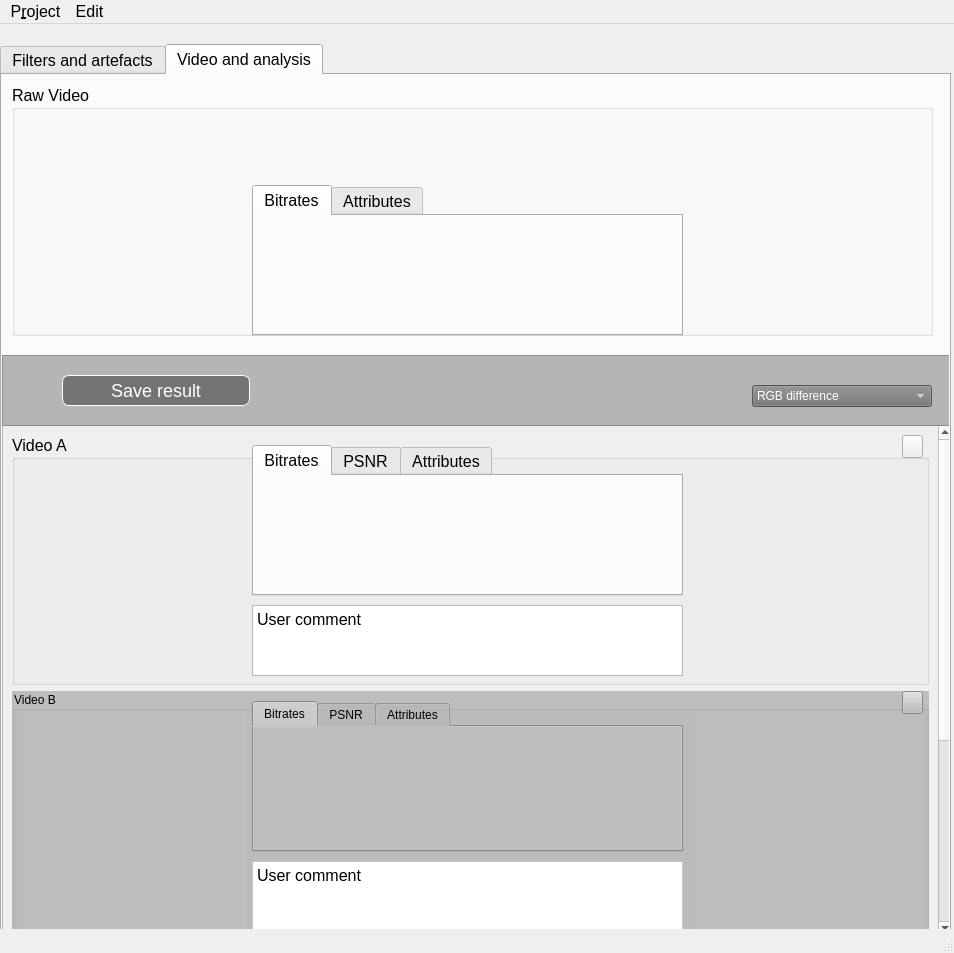
Old version of the form Pflichtenheft/ToViET/GUI.ui in the repository SuppenGeist/pse-ws1516-videoencoder-ta.
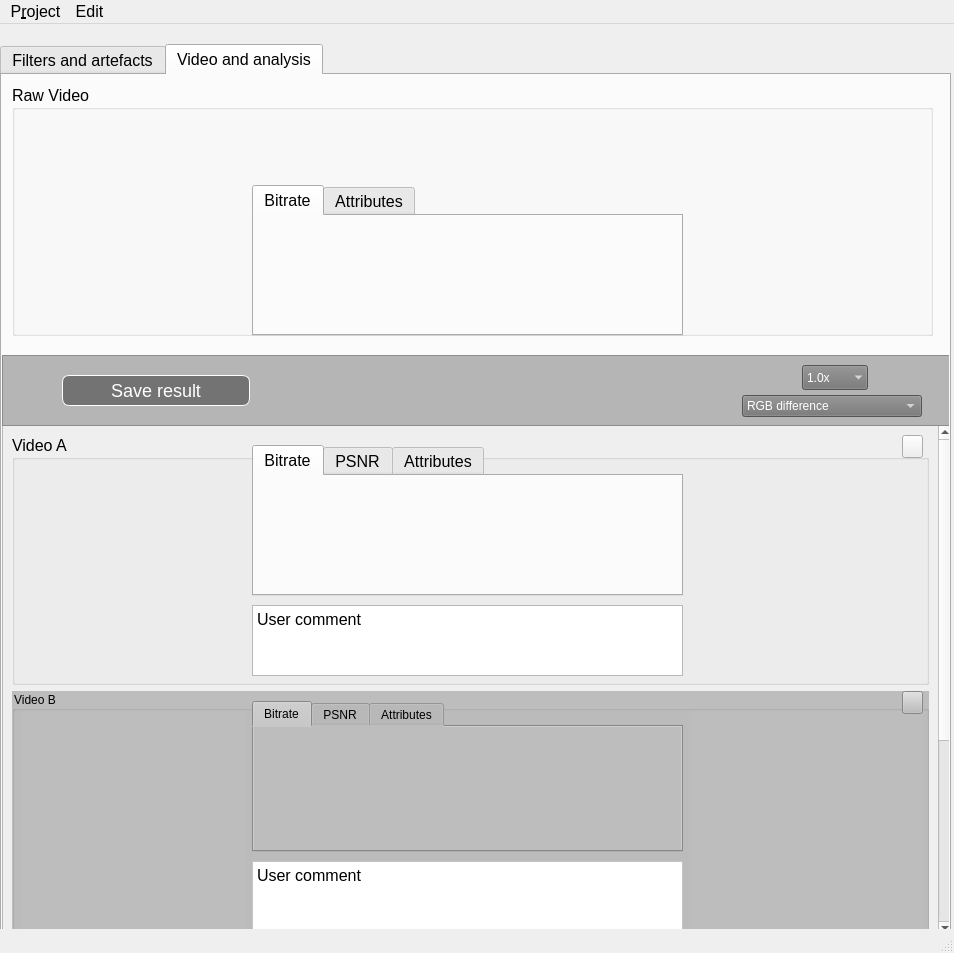
New version of the form. The open tabs and pages were chosen to show the change. Icons and pictures are not drawn.

Commit message: Correct minor errors

```diff
--- a/Pflichtenheft/ToViET/GUI.ui
+++ b/Pflichtenheft/ToViET/GUI.ui
@@ -1175,7 +1175,7 @@
        <property name="geometry">
         <rect>
          <x>0</x>
-         <y>0</y>
+         <y>-254</y>
          <width>932</width>
          <height>816</height>
         </rect>
@@ -1265,7 +1265,7 @@
            </property>
            <widget class="QWidget" name="tab_6">
             <attribute name="title">
-             <string>Bitrates</string>
+             <string>Bitrate</string>
             </attribute>
             <widget class="QLabel" name="label_34">
              <property name="geometry">
@@ -1451,7 +1451,7 @@
            </property>
            <widget class="QWidget" name="tab_11">
             <attribute name="title">
-             <string>Bitrates</string>
+             <string>Bitrate</string>
             </attribute>
             <widget class="QLabel" name="label_44">
              <property name="geometry">
@@ -1839,7 +1839,7 @@
        </property>
        <widget class="QWidget" name="tab_8">
         <attribute name="title">
-         <string>Bitrates</string>
+         <string>Bitrate</string>
         </attribute>
         <widget class="QLabel" name="label_35">
          <property name="geometry">
@@ -1905,8 +1905,8 @@
       <widget class="QComboBox" name="comboBox_2">
        <property name="geometry">
         <rect>
-         <x>750</x>
-         <y>30</y>
+         <x>740</x>
+         <y>40</y>
          <width>180</width>
          <height>22</height>
         </rect>
@@ -2097,6 +2097,78 @@
         <string>Save result</string>
        </property>
       </widget>
+      <widget class="QComboBox" name="comboBox_3">
+       <property name="geometry">
+        <rect>
+         <x>800</x>
+         <y>10</y>
+         <width>66</width>
+         <height>25</height>
+        </rect>
+       </property>
+       <property name="sizePolicy">
+        <sizepolicy hsizetype="Preferred" vsizetype="Fixed">
+         <horstretch>0</horstretch>
+         <verstretch>0</verstretch>
+        </sizepolicy>
+       </property>
+       <property name="styleSheet">
+        <string notr="true">background-color: rgb(116, 116, 116);
+color: rgb(255, 255, 255);</string>
+       </property>
+       <property name="editable">
+        <bool>false</bool>
+       </property>
+       <property name="currentText">
+        <string notr="true">1.0x</string>
+       </property>
+       <property name="currentIndex">
+        <number>3</number>
+       </property>
+       <property name="frame">
+        <bool>false</bool>
+       </property>
+       <item>
+        <property name="text">
+         <string>0.25x</string>
+        </property>
+       </item>
+       <item>
+        <property name="text">
+         <string>0.5x</string>
+        </property>
+       </item>
+       <item>
+        <property name="text">
+         <string>0.75x</string>
+        </property>
+       </item>
+       <item>
+        <property name="text">
+         <string>1.0x</string>
+        </property>
+       </item>
+       <item>
+        <property name="text">
+         <string>1.25x</string>
+        </property>
+       </item>
+       <item>
+        <property name="text">
+         <string>1.5x</string>
+        </property>
+       </item>
+       <item>
+        <property name="text">
+         <string>1.75x</string>
+        </property>
+       </item>
+       <item>
+        <property name="text">
+         <string>2.0x</string>
+        </property>
+       </item>
+      </widget>
      </widget>
     </widget>
    </widget>
```
Left out of the diff: 14 changed lines with no effect on the pictures.
